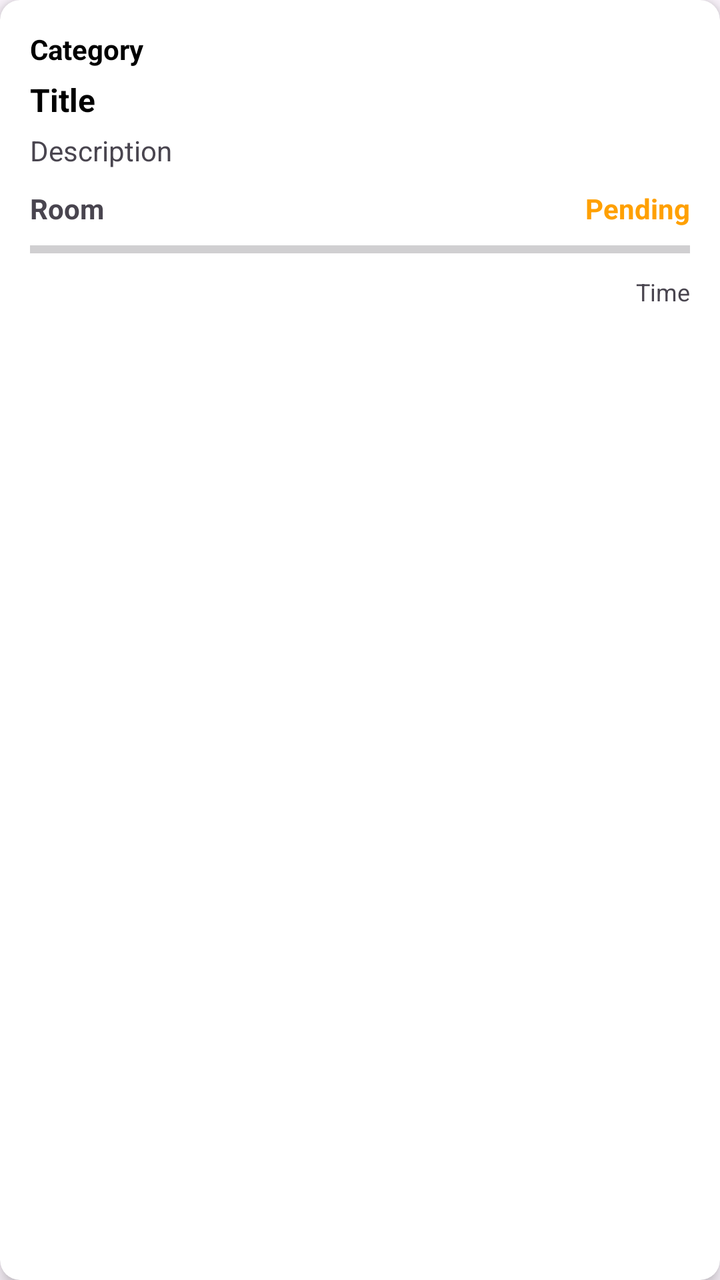
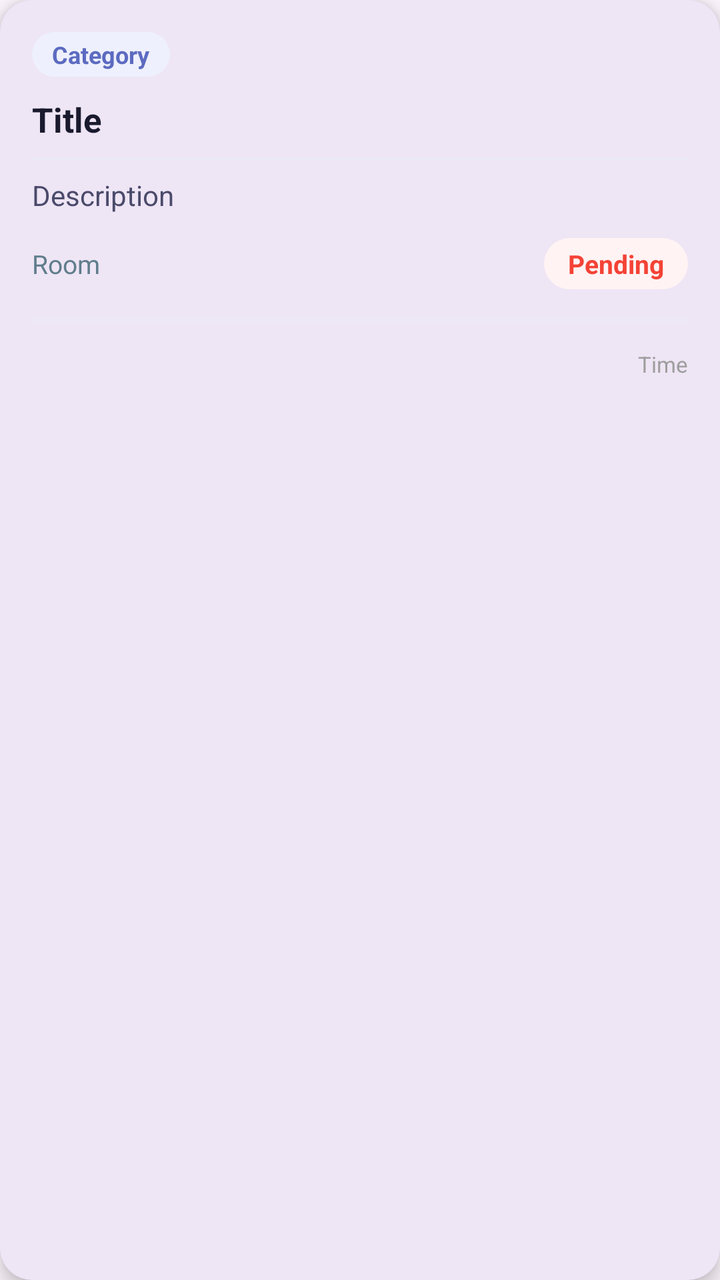

An Android layout rendered at two revisions. The XML below is the earlier revision; the diff shows what the commit changed to produce the second picture.
<!-- AndroidManifest.xml: application theme Theme.HostelComplaintApp -->
<!-- res/layout/complaint_card.xml -->
<?xml version="1.0" encoding="utf-8"?>
<androidx.cardview.widget.CardView xmlns:android="http://schemas.android.com/apk/res/android"
    xmlns:app="http://schemas.android.com/apk/res-auto"
    android:layout_width="match_parent"
    android:layout_height="wrap_content"
    android:layout_margin="10dp"
    app:cardCornerRadius="10dp"
    app:cardElevation="5dp">

    <LinearLayout
        android:layout_width="match_parent"
        android:layout_height="wrap_content"
        android:orientation="vertical"
        android:padding="15dp">

        <TextView
            android:id="@+id/txtCategory"
            android:layout_width="wrap_content"
            android:layout_height="wrap_content"
            android:text="Category"
            android:textColor="@color/black"
            android:textSize="14sp"
            android:textStyle="bold" />

        <TextView
            android:id="@+id/txtTitle"
            android:layout_width="wrap_content"
            android:layout_height="wrap_content"
            android:text="Title"
            android:textColor="@color/black"
            android:textSize="16sp"
            android:textStyle="bold"
            android:layout_marginTop="5dp" />

        <TextView
            android:id="@+id/txtDescription"
            android:layout_width="match_parent"
            android:layout_height="wrap_content"
            android:text="Description"
            android:textSize="14sp"
            android:layout_marginTop="5dp" />

        <LinearLayout
            android:layout_width="match_parent"
            android:layout_height="wrap_content"
            android:orientation="horizontal"
            android:layout_marginTop="10dp">

            <TextView
                android:id="@+id/taxtRoom"
                android:layout_width="0dp"
                android:layout_height="wrap_content"
                android:layout_weight="1"
                android:text="Room"
                android:textSize="14sp"
                android:textStyle="bold" />

            <TextView
                android:id="@+id/tvStatus"
                android:layout_width="wrap_content"
                android:layout_height="wrap_content"
                android:text="Pending"
                android:textColor="#FFA000"
                android:textStyle="bold" />
        </LinearLayout>

        <ProgressBar
            android:id="@+id/progressBar"
            style="?android:attr/progressBarStyleHorizontal"
            android:layout_width="match_parent"
            android:layout_height="6dp"
            android:layout_marginTop="8dp"
            android:max="100"/>

        <TextView
            android:id="@+id/txtTime"
            android:layout_width="match_parent"
            android:layout_height="wrap_content"
            android:text="Time"
            android:textSize="12sp"
            android:gravity="end"
            android:layout_marginTop="10dp" />

    </LinearLayout>

</androidx.cardview.widget.CardView>
<!-- resources referenced by this layout -->
<resources>
  <color name="black">#000000</color>
  <style name="Theme.HostelComplaintApp" parent="Base.Theme.HostelComplaintApp" />
  <style name="Base.Theme.HostelComplaintApp" parent="Theme.Material3.DayNight.NoActionBar">
          
          
      </style>
</resources>

<!-- the commit's change to res/layout/complaint_card.xml (unified diff, before → after) -->
@@ -1,50 +1,76 @@
 <?xml version="1.0" encoding="utf-8"?>
-<androidx.cardview.widget.CardView xmlns:android="http://schemas.android.com/apk/res/android"
+<com.google.android.material.card.MaterialCardView
+    xmlns:android="http://schemas.android.com/apk/res/android"
     xmlns:app="http://schemas.android.com/apk/res-auto"
     android:layout_width="match_parent"
     android:layout_height="wrap_content"
-    android:layout_margin="10dp"
-    app:cardCornerRadius="10dp"
-    app:cardElevation="5dp">
+    android:layout_marginStart="12dp"
+    android:layout_marginEnd="12dp"
+    android:layout_marginTop="8dp"
+    android:layout_marginBottom="8dp"
+    app:cardCornerRadius="16dp"
+    app:cardElevation="6dp"
+    app:strokeWidth="0dp">
 
     <LinearLayout
         android:layout_width="match_parent"
         android:layout_height="wrap_content"
         android:orientation="vertical"
-        android:padding="15dp">
+        android:padding="16dp">
 
+        
         <TextView
             android:id="@+id/txtCategory"
             android:layout_width="wrap_content"
             android:layout_height="wrap_content"
             android:text="Category"
-            android:textColor="@color/black"
-            android:textSize="14sp"
-            android:textStyle="bold" />
+            android:textColor="#5C6BC0"
+            android:textSize="12sp"
+            android:textStyle="bold"
+            android:background="@drawable/category_chip_bg"
+            android:paddingStart="10dp"
+            android:paddingEnd="10dp"
+            android:paddingTop="3dp"
+            android:paddingBottom="3dp" />
 
+        
         <TextView
             android:id="@+id/txtTitle"
-            android:layout_width="wrap_content"
+            android:layout_width="match_parent"
             android:layout_height="wrap_content"
             android:text="Title"
-            android:textColor="@color/black"
-            android:textSize="16sp"
+            android:textColor="#1A1A2E"
+            android:textSize="17sp"
             android:textStyle="bold"
-            android:layout_marginTop="5dp" />
+            android:layout_marginTop="10dp" />
 
+        
+        <View
+            android:layout_width="match_parent"
+            android:layout_height="1dp"
+            android:background="#E8EAF6"
+            android:layout_marginTop="8dp"
+            android:layout_marginBottom="8dp" />
+
+        
         <TextView
             android:id="@+id/txtDescription"
             android:layout_width="match_parent"
             android:layout_height="wrap_content"
             android:text="Description"
             android:textSize="14sp"
-            android:layout_marginTop="5dp" />
+            android:textColor="#4A4A6A"
+            android:lineSpacingExtra="3dp"
+            android:maxLines="3"
+            android:ellipsize="end" />
 
+        
         <LinearLayout
             android:layout_width="match_parent"
             android:layout_height="wrap_content"
             android:orientation="horizontal"
-            android:layout_marginTop="10dp">
+            android:gravity="center_vertical"
+            android:layout_marginTop="12dp">
 
             <TextView
                 android:id="@+id/taxtRoom"
@@ -52,35 +78,48 @@
                 android:layout_height="wrap_content"
                 android:layout_weight="1"
                 android:text="Room"
-                android:textSize="14sp"
-                android:textStyle="bold" />
+                android:textSize="13sp"
+                android:textColor="#607D8B"
+                android:drawablePadding="4dp" />
 
             <TextView
                 android:id="@+id/tvStatus"
                 android:layout_width="wrap_content"
                 android:layout_height="wrap_content"
                 android:text="Pending"
-                android:textColor="#FFA000"
-                android:textStyle="bold" />
+                android:textSize="13sp"
+                android:textStyle="bold"
+                android:textColor="#F44336"
+                android:background="@drawable/status_badge_bg"
+                android:paddingStart="12dp"
+                android:paddingEnd="12dp"
+                android:paddingTop="4dp"
+                android:paddingBottom="4dp" />
+
         </LinearLayout>
 
+        
         <ProgressBar
             android:id="@+id/progressBar"
             style="?android:attr/progressBarStyleHorizontal"
             android:layout_width="match_parent"
-            android:layout_height="6dp"
-            android:layout_marginTop="8dp"
-            android:max="100"/>
+            android:layout_height="8dp"
+            android:layout_marginTop="12dp"
+            android:max="100"
+            android:progressTint="#5C6BC0"
+            android:progressBackgroundTint="#E8EAF6" />
 
+        
         <TextView
             android:id="@+id/txtTime"
             android:layout_width="match_parent"
             android:layout_height="wrap_content"
             android:text="Time"
-            android:textSize="12sp"
+            android:textSize="11sp"
+            android:textColor="#9E9E9E"
             android:gravity="end"
             android:layout_marginTop="10dp" />
 
     </LinearLayout>
 
-</androidx.cardview.widget.CardView>
+</com.google.android.material.card.MaterialCardView>
<!-- resource entries referenced after the edit -->
@@ -1,6 +1,19 @@
 <!-- resources referenced by this layout -->
 <resources>
-  <color name="black">#000000</color>
+  <!-- drawable category_chip_bg (drawable) -->
+  <?xml version="1.0" encoding="utf-8"?>
+  <shape xmlns:android="http://schemas.android.com/apk/res/android"
+      android:shape="rectangle">
+      <solid android:color="#EEF0FD" />
+      <corners android:radius="20dp" />
+  </shape>
+  <!-- drawable status_badge_bg (drawable) -->
+  <?xml version="1.0" encoding="utf-8"?>
+  <shape xmlns:android="http://schemas.android.com/apk/res/android"
+      android:shape="rectangle">
+      <solid android:color="#FFF3F3" />
+      <corners android:radius="20dp" />
+  </shape>
   <style name="Theme.HostelComplaintApp" parent="Base.Theme.HostelComplaintApp" />
   <style name="Base.Theme.HostelComplaintApp" parent="Theme.Material3.DayNight.NoActionBar">
           
